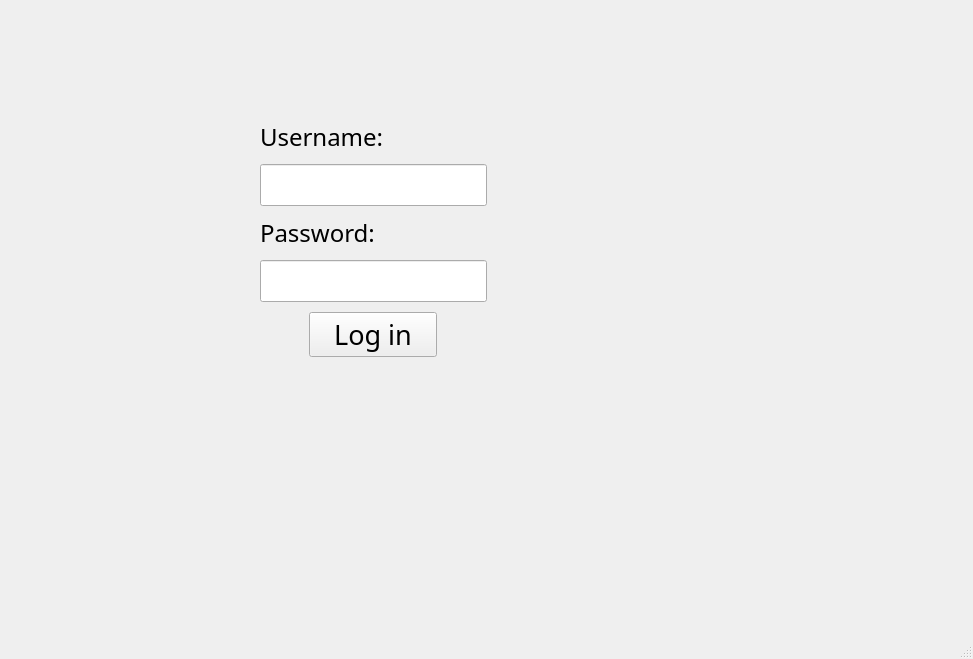
The window that node/pyqttest/dreamveil.ui (MlgEpicBanana69/dreamveil) describes before a commit, drawn with Qt 5.
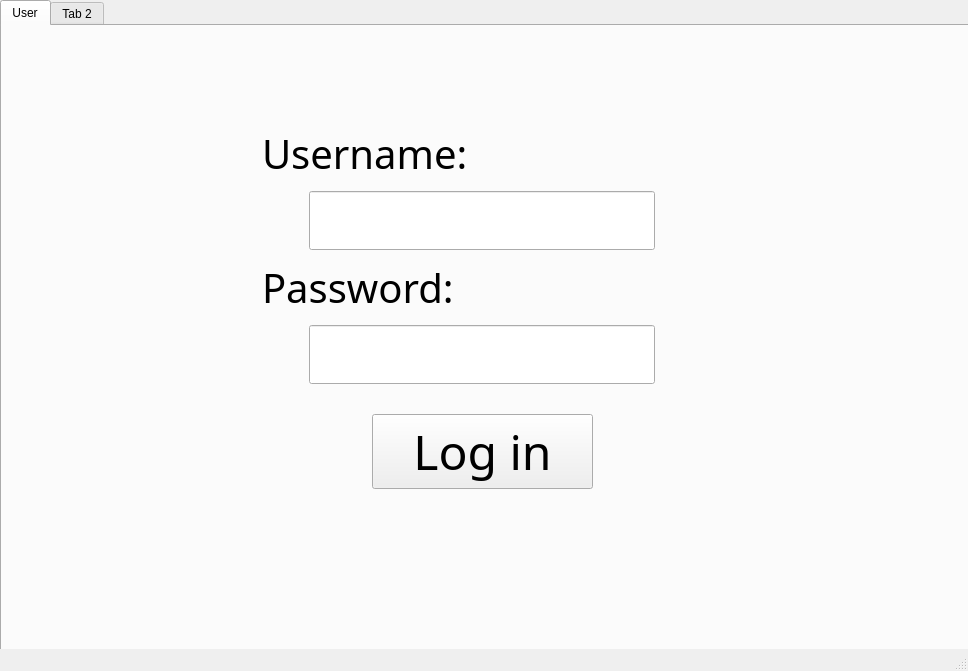
The same window after the commit.

The edit to the form file:
```diff
--- a/node/pyqttest/dreamveil.ui
+++ b/node/pyqttest/dreamveil.ui
@@ -6,13 +6,40 @@
    <rect>
     <x>0</x>
     <y>0</y>
-    <width>973</width>
-    <height>659</height>
+    <width>968</width>
+    <height>671</height>
    </rect>
   </property>
+  <property name="sizePolicy">
+   <sizepolicy hsizetype="Fixed" vsizetype="Fixed">
+    <horstretch>0</horstretch>
+    <verstretch>0</verstretch>
+   </sizepolicy>
+  </property>
+  <property name="minimumSize">
+   <size>
+    <width>968</width>
+    <height>671</height>
+   </size>
+  </property>
+  <property name="maximumSize">
+   <size>
+    <width>968</width>
+    <height>671</height>
+   </size>
+  </property>
   <property name="windowTitle">
    <string>Dreamveil</string>
   </property>
+  <property name="toolButtonStyle">
+   <enum>Qt::ToolButtonIconOnly</enum>
+  </property>
+  <property name="animated">
+   <bool>false</bool>
+  </property>
+  <property name="dockOptions">
+   <set>QMainWindow::AllowTabbedDocks</set>
+  </property>
   <widget class="QWidget" name="centralwidget">
    <property name="sizePolicy">
     <sizepolicy hsizetype="Fixed" vsizetype="Fixed">
@@ -20,26 +47,51 @@
      <verstretch>0</verstretch>
     </sizepolicy>
    </property>
+   <widget class="QTabWidget" name="tabWidget">
+    <property name="geometry">
+     <rect>
+      <x>0</x>
+      <y>0</y>
+      <width>971</width>
+      <height>661</height>
+     </rect>
+    </property>
+    <property name="toolTip">
+     <string>&lt;html&gt;&lt;head/&gt;&lt;body&gt;&lt;p&gt;&lt;br/&gt;&lt;/p&gt;&lt;/body&gt;&lt;/html&gt;</string>
+    </property>
+    <property name="currentIndex">
+     <number>0</number>
+    </property>
+    <widget class="QWidget" name="MainTab">
+     <attribute name="title">
+      <string>User</string>
+     </attribute>
    <widget class="QWidget" name="verticalLayoutWidget">
     <property name="geometry">
      <rect>
-      <x>260</x>
-      <y>120</y>
-      <width>471</width>
-      <height>331</height>
-     </rect>
-    </property>
+        <x>160</x>
+        <y>100</y>
+        <width>641</width>
+        <height>411</height>
+       </rect>
+      </property>
+      <property name="sizePolicy">
+       <sizepolicy hsizetype="Maximum" vsizetype="Preferred">
+        <horstretch>0</horstretch>
+        <verstretch>0</verstretch>
+       </sizepolicy>
+      </property>
     <layout class="QVBoxLayout" name="verticalLayout">
      <property name="spacing">
       <number>10</number>
      </property>
      <property name="sizeConstraint">
-      <enum>QLayout::SetFixedSize</enum>
+        <enum>QLayout::SetMinAndMaxSize</enum>
      </property>
      <item>
       <widget class="QLabel" name="label">
        <property name="sizePolicy">
-        <sizepolicy hsizetype="Fixed" vsizetype="Fixed">
+          <sizepolicy hsizetype="Maximum" vsizetype="Fixed">
          <horstretch>0</horstretch>
          <verstretch>0</verstretch>
         </sizepolicy>
@@ -47,18 +99,21 @@
        <property name="font">
         <font>
          <family>Trajan Pro</family>
-         <pointsize>18</pointsize>
+           <pointsize>30</pointsize>
         </font>
        </property>
        <property name="text">
         <string>Username:</string>
        </property>
-      </widget>
-     </item>
-     <item>
+         <property name="indent">
+          <number>100</number>
+         </property>
+        </widget>
+       </item>
+       <item alignment="Qt::AlignHCenter">
       <widget class="QLineEdit" name="lineEdit">
        <property name="sizePolicy">
-        <sizepolicy hsizetype="Fixed" vsizetype="Fixed">
+          <sizepolicy hsizetype="Maximum" vsizetype="Fixed">
          <horstretch>0</horstretch>
          <verstretch>0</verstretch>
         </sizepolicy>
@@ -66,7 +121,7 @@
        <property name="font">
         <font>
          <family>Trajan Pro</family>
-         <pointsize>18</pointsize>
+           <pointsize>28</pointsize>
         </font>
        </property>
        <property name="text">
@@ -80,7 +135,7 @@
      <item>
       <widget class="QLabel" name="label_2">
        <property name="sizePolicy">
-        <sizepolicy hsizetype="Fixed" vsizetype="Fixed">
+          <sizepolicy hsizetype="Maximum" vsizetype="Fixed">
          <horstretch>0</horstretch>
          <verstretch>0</verstretch>
         </sizepolicy>
@@ -88,18 +143,21 @@
        <property name="font">
         <font>
          <family>Trajan Pro</family>
-         <pointsize>18</pointsize>
+           <pointsize>30</pointsize>
         </font>
        </property>
        <property name="text">
         <string>Password:</string>
        </property>
-      </widget>
-     </item>
-     <item>
+         <property name="indent">
+          <number>100</number>
+         </property>
+        </widget>
+       </item>
+       <item alignment="Qt::AlignHCenter">
       <widget class="QLineEdit" name="lineEdit_2">
        <property name="sizePolicy">
-        <sizepolicy hsizetype="Fixed" vsizetype="Fixed">
+          <sizepolicy hsizetype="Maximum" vsizetype="Fixed">
          <horstretch>0</horstretch>
          <verstretch>0</verstretch>
         </sizepolicy>
@@ -107,7 +165,7 @@
        <property name="font">
         <font>
          <family>Trajan Pro</family>
-         <pointsize>18</pointsize>
+           <pointsize>28</pointsize>
         </font>
        </property>
        <property name="text">
@@ -121,10 +179,26 @@
        </property>
       </widget>
      </item>
+       <item>
+        <spacer name="verticalSpacer">
+         <property name="orientation">
+          <enum>Qt::Vertical</enum>
+         </property>
+         <property name="sizeType">
+          <enum>QSizePolicy::Fixed</enum>
+         </property>
+         <property name="sizeHint" stdset="0">
+          <size>
+           <width>20</width>
+           <height>20</height>
+          </size>
+         </property>
+        </spacer>
+       </item>
      <item alignment="Qt::AlignHCenter">
       <widget class="QPushButton" name="pushButton">
        <property name="sizePolicy">
-        <sizepolicy hsizetype="Fixed" vsizetype="Fixed">
+          <sizepolicy hsizetype="Maximum" vsizetype="Fixed">
          <horstretch>0</horstretch>
          <verstretch>0</verstretch>
         </sizepolicy>
@@ -132,7 +206,7 @@
        <property name="font">
         <font>
          <family>Trajan Pro</family>
-         <pointsize>20</pointsize>
+           <pointsize>36</pointsize>
         </font>
        </property>
        <property name="layoutDirection">
@@ -146,15 +220,12 @@
     </layout>
    </widget>
   </widget>
-  <widget class="QMenuBar" name="menubar">
-   <property name="geometry">
-    <rect>
-     <x>0</x>
-     <y>0</y>
-     <width>973</width>
-     <height>21</height>
-    </rect>
-   </property>
+    <widget class="QWidget" name="tab_2">
+     <attribute name="title">
+      <string>Tab 2</string>
+     </attribute>
+    </widget>
+   </widget>
   </widget>
   <widget class="QStatusBar" name="statusbar"/>
  </widget>
```
Lines whose indentation alone changed are shown as unchanged.
